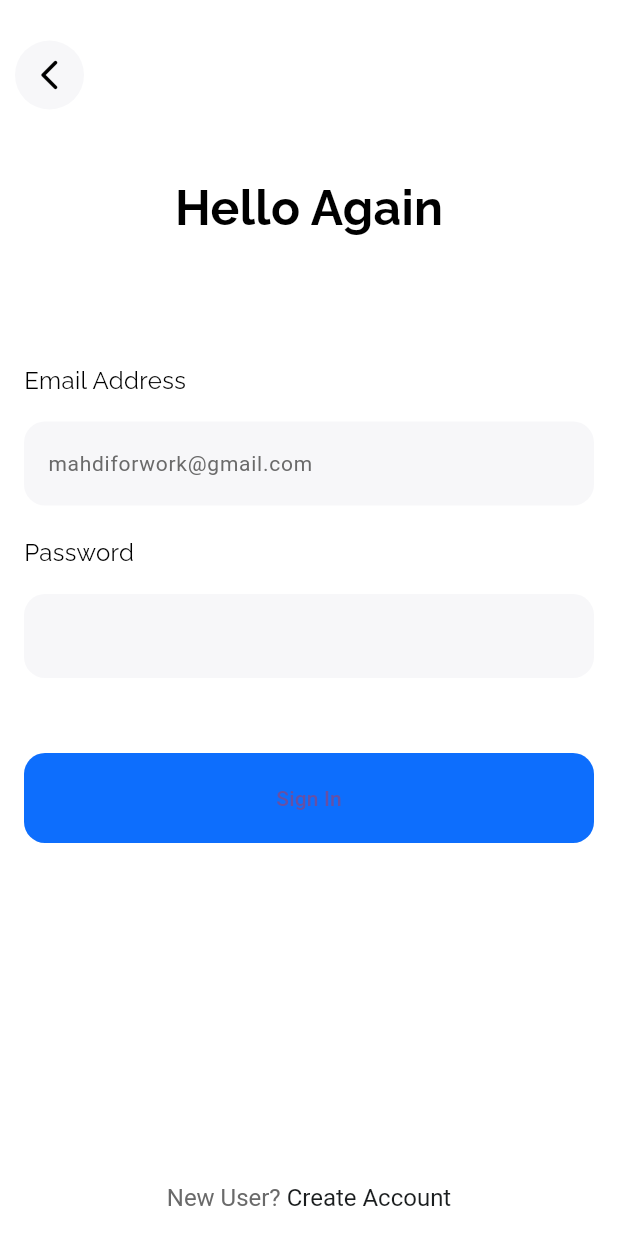
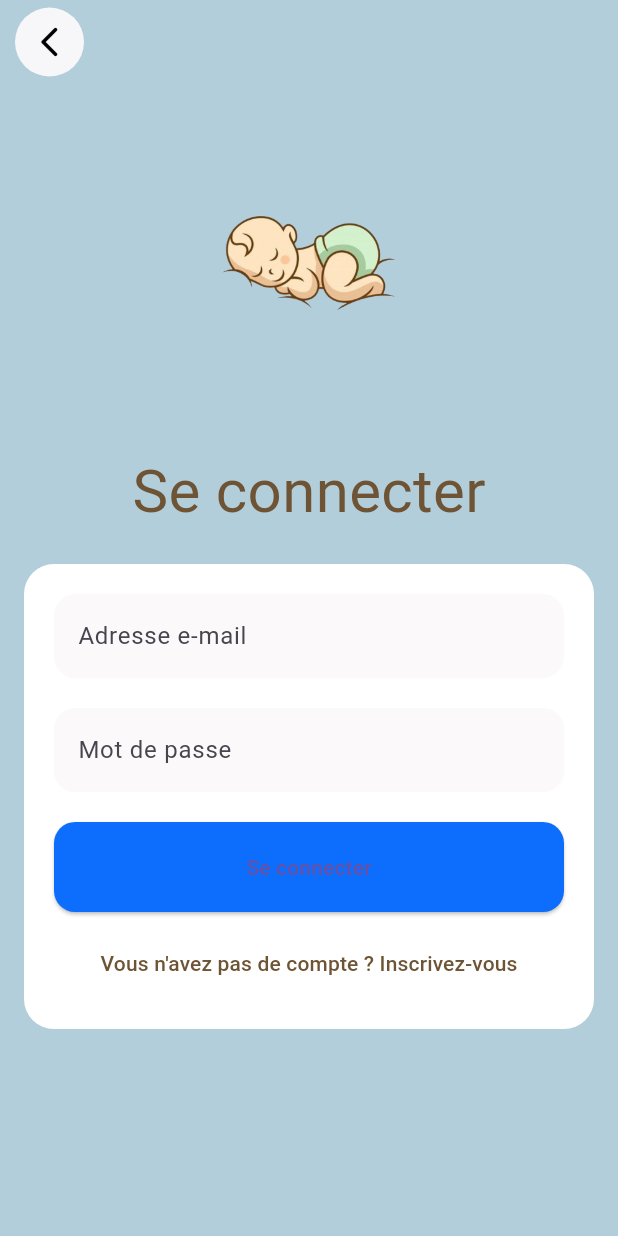
Before and after one commit to talbioumaima06/litbebe_flutter, a Flutter app: the Login screen opened directly, on a phone screen of 412 x 824 dp. Run offline on Flutter 3.47's test engine with Material 3 defaults, Android fonts, the phone set to English and light mode, and no system bars; our stand-ins replace firebase_auth, firebase_core, firebase_database, firebase_messaging, flutter_local_notifications, fluttertoast and 1 more; accounts and stored records are empty.

Commit message:
change design of the first pages

```diff
--- a/lib/pages/login/login.dart
+++ b/lib/pages/login/login.dart
@@ -1,11 +1,9 @@
+import 'package:flutter/material.dart';
 import 'package:litbebe/pages/signup/signup.dart';
 import 'package:litbebe/services/auth_service.dart';
-import 'package:flutter/gestures.dart';
-import 'package:flutter/material.dart';
-import 'package:google_fonts/google_fonts.dart';
 
 class Login extends StatelessWidget {
-  Login({super.key});
+  Login({Key? key}) : super(key: key);
 
   final TextEditingController _emailController = TextEditingController();
   final TextEditingController _passwordController = TextEditingController();
@@ -13,13 +11,10 @@ class Login extends StatelessWidget {
   @override
   Widget build(BuildContext context) {
     return Scaffold(
-      backgroundColor: Colors.white,
-      resizeToAvoidBottomInset: true,
-      bottomNavigationBar: _signup(context),
+      backgroundColor: Color(0xFFB3CEDB),
       appBar: AppBar(
         backgroundColor: Colors.transparent,
         elevation: 0,
-        toolbarHeight: 100,
         leading: GestureDetector(
           onTap: () {
             Navigator.pop(context);
@@ -28,7 +23,7 @@ class Login extends StatelessWidget {
             margin: const EdgeInsets.only(left: 10),
             decoration: const BoxDecoration(
               color: Color(0xffF7F7F9),
-              shape: BoxShape.circle
+              shape: BoxShape.circle,
             ),
             child: const Center(
               child: Icon(
@@ -39,160 +34,104 @@ class Login extends StatelessWidget {
           ),
         ),
       ),
-      body: SafeArea(
-        child: SingleChildScrollView(
-         padding: const EdgeInsets.symmetric(horizontal: 16,vertical: 16),
+      body: SingleChildScrollView(
+        padding: const EdgeInsets.symmetric(horizontal: 16, vertical: 16),
         child: Column(
           mainAxisAlignment: MainAxisAlignment.start,
           children: [
-              Center(
-                child: Text(
-                  'Hello Again',
-                  style: GoogleFonts.raleway(
-                    textStyle: const TextStyle(
-                      color: Colors.black,
-                      fontWeight: FontWeight.bold,
-                      fontSize: 32
-                    )
+            Align(
+              alignment: Alignment.center,
+              child: Image.asset(
+                'assets/images/baby_logo1-removebg-preview.png',
+                width: 286,
+                height: 207,
+                fit: BoxFit.contain,
               ),
             ),
-              ),
-              const SizedBox(height: 80,),
-               _emailAddress(),
-               const SizedBox(height: 20,),
-               _password(),
-               const SizedBox(height: 50,),
-               _signin(context),
-            ],
+            const SizedBox(height: 20),
+            Text(
+              'Se connecter',
+              style: TextStyle(
+                color: Color(0xFF6E5435),
+                fontSize: 40,
               ),
             ),
+            const SizedBox(height: 20),
+            Container(
+              padding: const EdgeInsets.all(20),
+              decoration: BoxDecoration(
+                color: Colors.white,
+                borderRadius: BorderRadius.circular(20),
               ),
-    );
-  }
-
-  Widget _emailAddress() {
-    return Column(
-      mainAxisAlignment: MainAxisAlignment.start,
-      crossAxisAlignment: CrossAxisAlignment.start,
+              child: Column(
+                crossAxisAlignment: CrossAxisAlignment.stretch,
                 children: [
-        Text(
-          'Email Address',
-          style: GoogleFonts.raleway(
-            textStyle: const TextStyle(
-              color: Colors.black,
-              fontWeight: FontWeight.normal,
-              fontSize: 16
-            )
-          ),
-        ),
-        const SizedBox(height: 16,),
                   TextField(
                     controller: _emailController,
                     decoration: InputDecoration(
                       filled: true,
-            hintText: 'mahdiforwork@gmail.com',
-            hintStyle: const TextStyle(
-              color: Color(0xff6A6A6A),
-              fontWeight: FontWeight.normal,
-              fontSize: 14
-            ),
-            fillColor: const Color(0xffF7F7F9) ,
+                      hintText: 'Adresse e-mail',
+                      fillColor: Color(0xFFFBF9F9),
                       border: OutlineInputBorder(
+                        borderRadius: BorderRadius.circular(14),
                         borderSide: BorderSide.none,
-              borderRadius: BorderRadius.circular(14)
-            )
-          ),
-        )
-      ],
-    );
-  }
-
-  Widget _password() {
-    return Column(
-      mainAxisAlignment: MainAxisAlignment.start,
-      crossAxisAlignment: CrossAxisAlignment.start,
-      children: [
-        Text(
-          'Password',
-          style: GoogleFonts.raleway(
-            textStyle: const TextStyle(
-              color: Colors.black,
-              fontWeight: FontWeight.normal,
-              fontSize: 16
-            )
                       ),
                     ),
-        const SizedBox(height: 16,),
+                  ),
+                  const SizedBox(height: 20),
                   TextField(
                     obscureText: true,
                     controller: _passwordController,
                     decoration: InputDecoration(
                       filled: true,
-            fillColor: const Color(0xffF7F7F9) ,
+                      hintText: 'Mot de passe',
+                      fillColor: Color(0xFFFBF9F9),
                       border: OutlineInputBorder(
+                        borderRadius: BorderRadius.circular(14),
                         borderSide: BorderSide.none,
-              borderRadius: BorderRadius.circular(14)
-            )
                       ),
-        )
-      ],
-    );
-  }
-
-  Widget _signin(BuildContext context) {
-    return ElevatedButton(
-      style: ElevatedButton.styleFrom(
-        backgroundColor: const Color(0xff0D6EFD),
-        shape: RoundedRectangleBorder(
-          borderRadius: BorderRadius.circular(14),
                     ),
-        minimumSize: const Size(double.infinity, 60),
-        elevation: 0,
                   ),
+                  const SizedBox(height: 20),
+                  ElevatedButton(
                     onPressed: () async {
                       await AuthService().signin(
                         email: _emailController.text,
                         password: _passwordController.text,
-          context: context
+                        context: context,
                       );
                     },
-      child: const Text("Sign In"),
-    );
-  }
-
-  Widget _signup(BuildContext context) {
-    return Padding(
-      padding: const EdgeInsets.only(bottom: 16),
-      child: RichText(
-        textAlign: TextAlign.center,
-        text: TextSpan(
-          children: [
-            const TextSpan(
-                text: "New User? ",
-                style: TextStyle(
-                  color: Color(0xff6A6A6A),
-                  fontWeight: FontWeight.normal,
-                  fontSize: 16
+                    style: ElevatedButton.styleFrom(
+                      backgroundColor: Color(0xff0D6EFD),
+                      shape: RoundedRectangleBorder(
+                        borderRadius: BorderRadius.circular(14),
                       ),
+                      minimumSize: Size(double.infinity, 60),
                     ),
-              TextSpan(
-                text: "Create Account",
-                style: const TextStyle(
-                    color: Color(0xff1A1D1E),
-                    fontWeight: FontWeight.normal,
-                    fontSize: 16
+                    child: Text('Se connecter'),
                   ),
-                  recognizer: TapGestureRecognizer()..onTap = () {
+                  const SizedBox(height: 10),
+                  TextButton(
+                    onPressed: () {
                       Navigator.push(
                         context,
                         MaterialPageRoute(
-                        builder: (context) => Signup()
+                          builder: (context) => Signup(),
                         ),
                       );
-                  }
+                    },
+                    child: Text(
+                      'Vous n\'avez pas de compte ? Inscrivez-vous',
+                      style: TextStyle(
+                        color: Color(0xFF6E5435),
                       ),
-          ]
-        )
+                    ),
+                  ),
+                ],
+              ),
+            ),
+          ],
+        ),
       ),
     );
   }
```
Also changed, not shown: lib/pages/dashboard/dashboard.dart (+99 -82 lines), lib/pages/signup/signup.dart (+81 -124 lines), lib/pages/welcome/welcome.dart (+80 -27 lines). Lines whose indentation alone changed are shown as unchanged.
